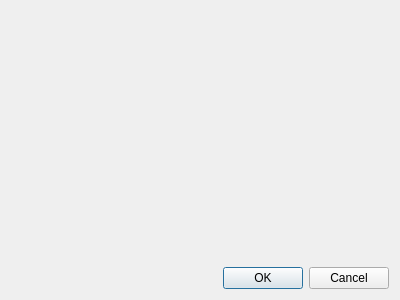
The window that Plugins/SftpServer/DlgSettingsSftpServer.ui (KangLin/RabbitRemoteControl) describes before a commit, drawn with Qt 5.
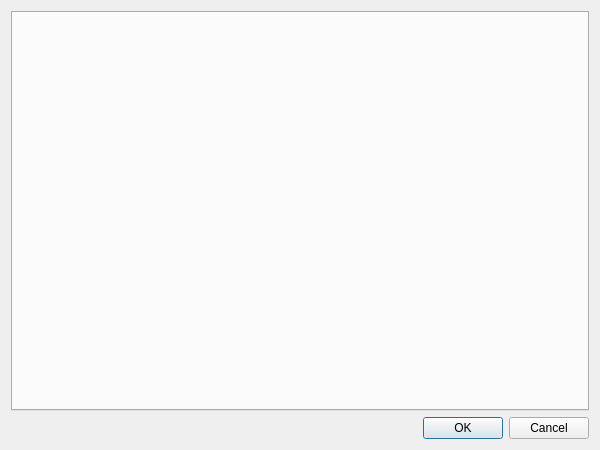
The same window after the commit.

```diff
--- a/Plugins/SftpServer/DlgSettingsSftpServer.ui
+++ b/Plugins/SftpServer/DlgSettingsSftpServer.ui
@@ -6,17 +6,14 @@
    <rect>
     <x>0</x>
     <y>0</y>
-    <width>400</width>
-    <height>300</height>
+    <width>600</width>
+    <height>450</height>
    </rect>
   </property>
   <property name="windowTitle">
    <string>Dialog</string>
   </property>
   <layout class="QGridLayout" name="gridLayout">
-   <item row="0" column="0">
-    <widget class="QWidget" name="wContain" native="true"/>
-   </item>
    <item row="1" column="0">
     <widget class="QDialogButtonBox" name="buttonBox">
      <property name="orientation">
@@ -27,6 +24,9 @@
      </property>
     </widget>
    </item>
+   <item row="0" column="0">
+    <widget class="QTabWidget" name="tabWidget"/>
+   </item>
   </layout>
  </widget>
  <resources/>
```
